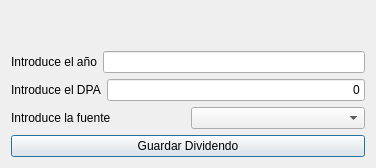
This is ui/frmDividendoEstimacionIBM.ui in turulomio/xulpymoney as Qt 5 draws it before an edit. The edited form follows.
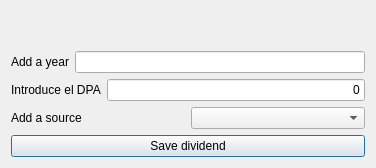
This is the edited form. Icons and pictures are not drawn. Custom widgets are drawn as their Qt base class.

The edit to the form file:
```diff
--- a/ui/frmDividendoEstimacionIBM.ui
+++ b/ui/frmDividendoEstimacionIBM.ui
@@ -46,7 +46,7 @@
        <item>
         <widget class="QLabel" name="label">
          <property name="text">
-          <string>Introduce el año</string>
+          <string>Add a year</string>
          </property>
         </widget>
        </item>
@@ -85,7 +85,7 @@
        <item>
         <widget class="QLabel" name="label_3">
          <property name="text">
-          <string>Introduce la fuente</string>
+          <string>Add a source</string>
          </property>
         </widget>
        </item>
@@ -97,7 +97,7 @@
      <item>
       <widget class="QPushButton" name="cmd">
        <property name="text">
-        <string>Guardar Dividendo</string>
+        <string>Save dividend</string>
        </property>
       </widget>
      </item>
```
